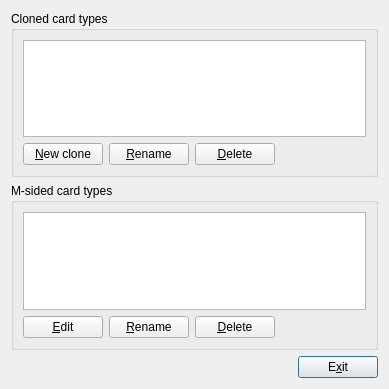
mnemosyne-proj/mnemosyne, file mnemosyne/pyqt_ui/manage_card_types_dlg.ui: the form before one commit.
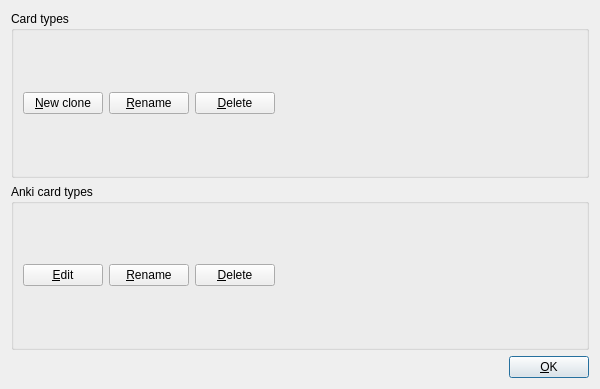
The form after the commit.

Diff of the .ui file:
```diff
--- a/mnemosyne/pyqt_ui/manage_card_types_dlg.ui
+++ b/mnemosyne/pyqt_ui/manage_card_types_dlg.ui
@@ -6,13 +6,13 @@
    <rect>
     <x>0</x>
     <y>0</y>
-    <width>389</width>
+    <width>600</width>
     <height>389</height>
    </rect>
   </property>
   <property name="minimumSize">
    <size>
-    <width>300</width>
+    <width>600</width>
     <height>240</height>
    </size>
   </property>
@@ -25,12 +25,9 @@
      <item>
       <widget class="QGroupBox" name="cloned_card_types_box">
        <property name="title">
-        <string>Cloned card types</string>
+        <string>Card types</string>
        </property>
-       <layout class="QVBoxLayout" name="verticalLayout_2">
-        <item>
-         <widget class="QListWidget" name="cloned_card_types"/>
-        </item>
+       <layout class="QVBoxLayout" name="vertical_layout_native_card_types">
         <item>
          <layout class="QHBoxLayout" name="horizontalLayout_3">
           <item>
@@ -75,12 +72,9 @@
      <item>
       <widget class="QGroupBox" name="M_sided_card_types_box">
        <property name="title">
-        <string>M-sided card types</string>
+        <string>Anki card types</string>
        </property>
-       <layout class="QVBoxLayout" name="verticalLayout">
-        <item>
-         <widget class="QListWidget" name="M_sided_card_types"/>
-        </item>
+       <layout class="QVBoxLayout" name="vertical_layout_Anki_card_types">
         <item>
          <layout class="QHBoxLayout" name="horizontalLayout">
           <item>
@@ -140,7 +134,7 @@
        <item>
         <widget class="QPushButton" name="exit_button">
          <property name="text">
-          <string>E&amp;xit</string>
+          <string>&amp;OK</string>
          </property>
          <property name="default">
           <bool>true</bool>
```
Left out of the diff: 66 changed lines with no effect on the pictures.
